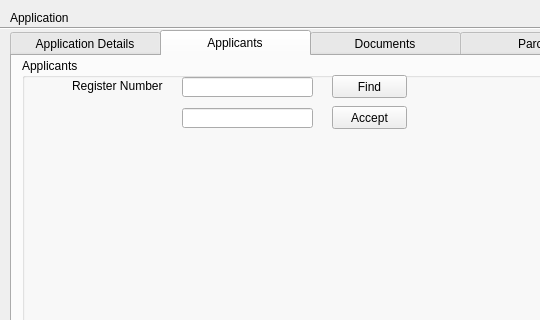
Qt form view/ApplicationsSpaDialog.ui (teamlm2/lm2_mgis) before a commit; both pictures show x 0 to 540 and y 0 to 320 of the 810 by 500 pixel window.
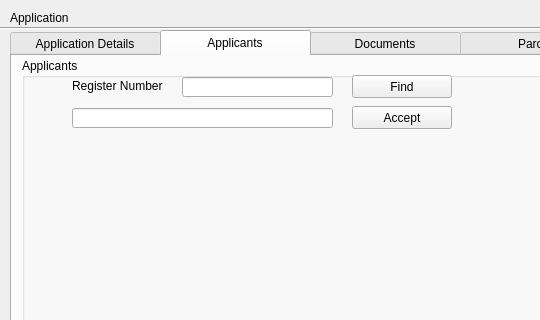
The same form after that commit. The open tabs and pages were chosen to show the change. Icons and pictures are not drawn.

Patch:
```diff
--- a/view/ApplicationsSpaDialog.ui
+++ b/view/ApplicationsSpaDialog.ui
@@ -632,7 +632,7 @@
        <rect>
         <x>160</x>
         <y>19</y>
-        <width>131</width>
+        <width>151</width>
         <height>20</height>
        </rect>
       </property>
@@ -640,9 +640,9 @@
      <widget class="QPushButton" name="pushButton">
       <property name="geometry">
        <rect>
-        <x>310</x>
+        <x>330</x>
         <y>17</y>
-        <width>75</width>
+        <width>100</width>
         <height>23</height>
        </rect>
       </property>
@@ -653,9 +653,9 @@
      <widget class="QPushButton" name="pushButton_2">
       <property name="geometry">
        <rect>
-        <x>310</x>
+        <x>330</x>
         <y>48</y>
-        <width>75</width>
+        <width>100</width>
         <height>23</height>
        </rect>
       </property>
@@ -666,9 +666,9 @@
      <widget class="QLineEdit" name="lineEdit_2">
       <property name="geometry">
        <rect>
-        <x>160</x>
+        <x>50</x>
         <y>50</y>
-        <width>131</width>
+        <width>261</width>
         <height>20</height>
        </rect>
       </property>
```
Left out of the diff: 10 changed lines with no effect on the pictures.
